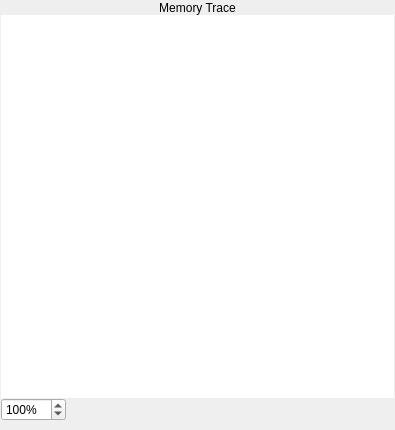
Old version of the form pep9asm/memorytracepane.ui in the repository StanWarford/pep9suite.
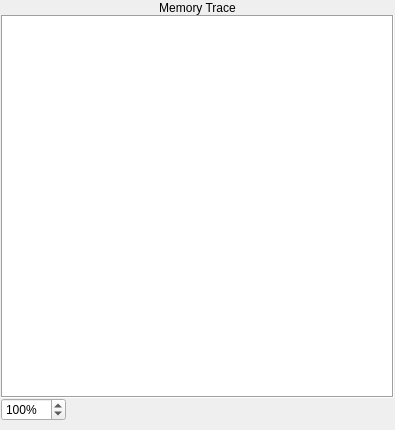
New version of the form.

Diff of the .ui file:
```diff
--- a/pep9asm/memorytracepane.ui
+++ b/pep9asm/memorytracepane.ui
@@ -147,7 +147,10 @@
         </size>
        </property>
        <property name="frameShape">
-        <enum>QFrame::NoFrame</enum>
+        <enum>QFrame::Box</enum>
+       </property>
+       <property name="lineWidth">
+        <number>1</number>
        </property>
        <property name="interactive">
         <bool>false</bool>
```
